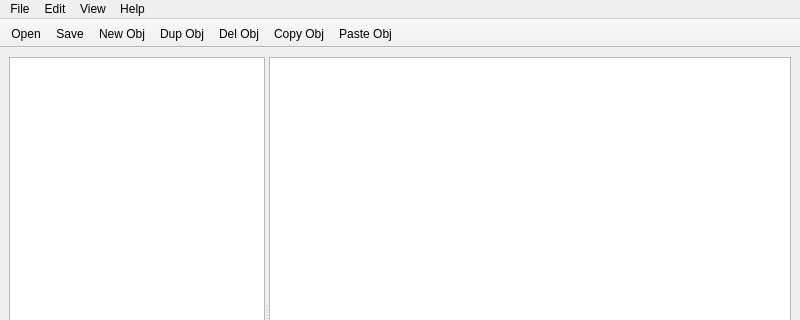
patrickbivona/EnergyPlusToolsForMac, file IDFEditorForMac/idf_editor.ui: the form before one commit; both pictures show x 0 to 800 and y 0 to 320 of the 800 by 600 pixel window.
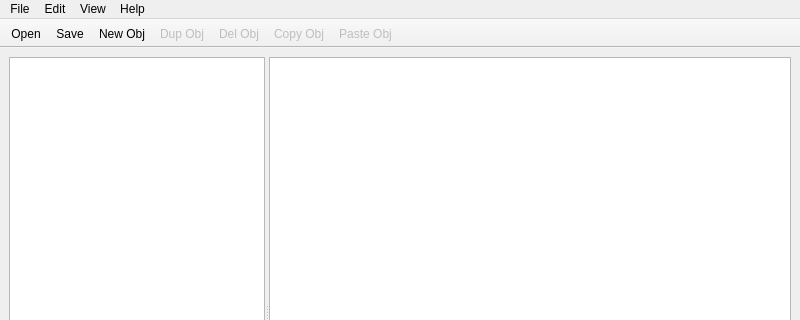
The form after the commit. Icons and pictures are not drawn.

What changed in the file:
```diff
--- a/IDFEditorForMac/idf_editor.ui
+++ b/IDFEditorForMac/idf_editor.ui
@@ -201,6 +201,9 @@
    </property>
   </action>
   <action name="actionDeleteObject">
+   <property name="enabled">
+    <bool>false</bool>
+   </property>
    <property name="text">
     <string>Delete</string>
    </property>
@@ -212,6 +215,9 @@
    </property>
   </action>
   <action name="actionCopyObject">
+   <property name="enabled">
+    <bool>false</bool>
+   </property>
    <property name="text">
     <string>Copy</string>
    </property>
@@ -223,6 +229,9 @@
    </property>
   </action>
   <action name="actionDuplicateObject">
+   <property name="enabled">
+    <bool>false</bool>
+   </property>
    <property name="text">
     <string>Duplicate</string>
    </property>
@@ -234,6 +243,9 @@
    </property>
   </action>
   <action name="actionPasteObject">
+   <property name="enabled">
+    <bool>false</bool>
+   </property>
    <property name="text">
     <string>Paste</string>
    </property>
```
